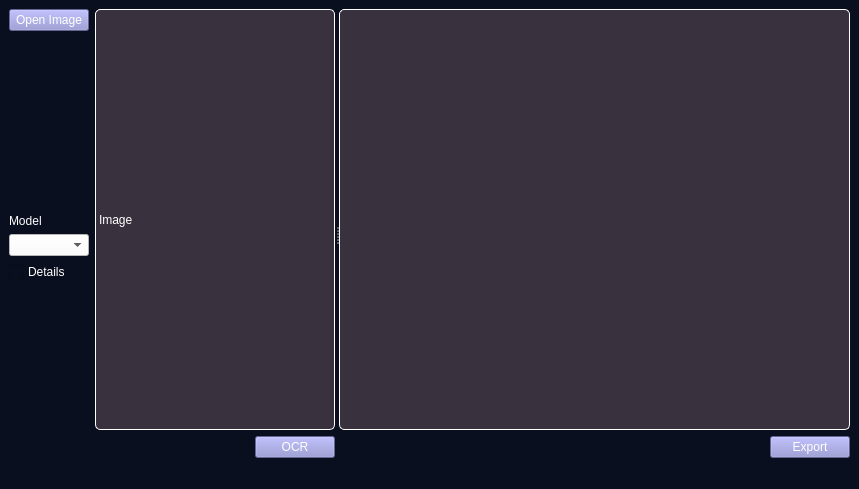
This is UI/simple.ui in 20-ank-02/OCR-Module-for-Cursive-Handwriting as Qt 5 draws it before an edit. The edited form follows.
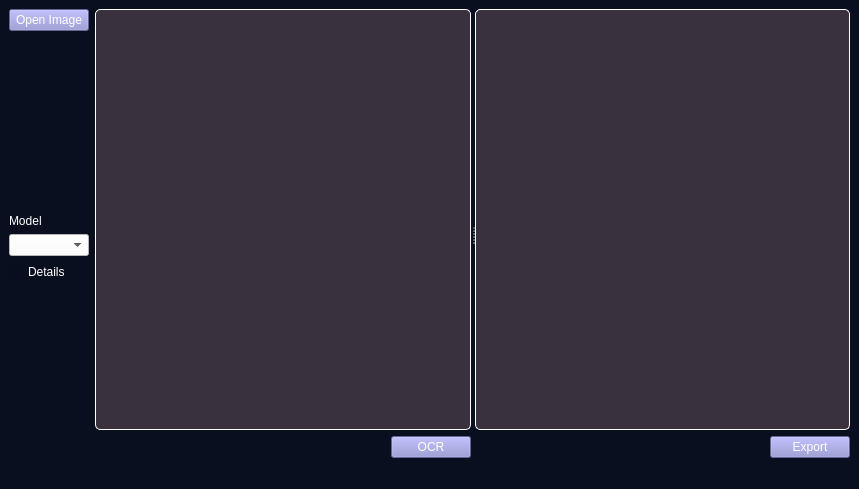
This is the edited form.

Commit message: qt docx, simple.ui, OCR_class

Diff of the .ui file:
```diff
--- a/UI/simple.ui
+++ b/UI/simple.ui
@@ -99,18 +99,13 @@
         <widget class="QWidget" name="verticalLayoutWidget">
          <layout class="QVBoxLayout" name="verticalLayout">
           <item>
-           <widget class="QLabel" name="ImageLabel">
+           <widget class="QGraphicsView" name="ImageLabel">
             <property name="styleSheet">
              <string notr="true">background-color:rgb(57, 50, 62);
 border-radius:5px;
 border-style:solid;
 border-width:1px;
-border-color:none;
-color:rgb(255, 255, 255);
-font: 500 9pt &quot;Overpass&quot;;</string>
-            </property>
-            <property name="text">
-             <string>Image</string>
+border-color:white;</string>
             </property>
            </widget>
           </item>
```
The commit also changes 3 other files.
